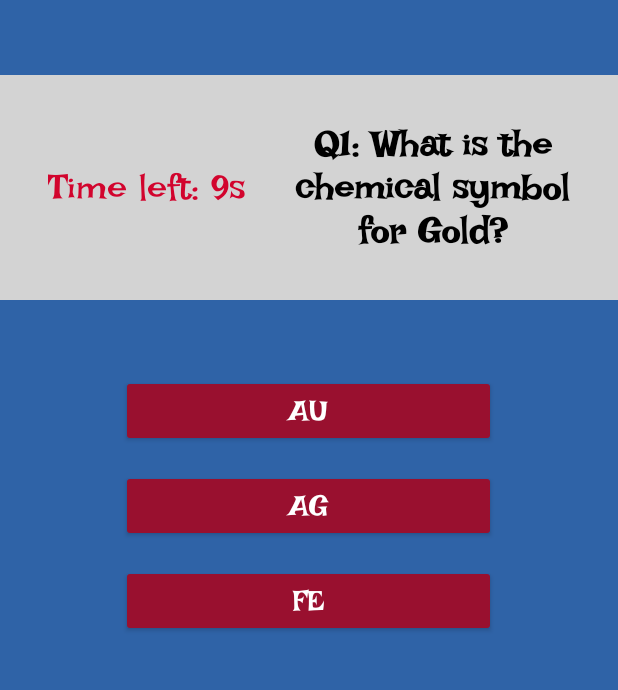
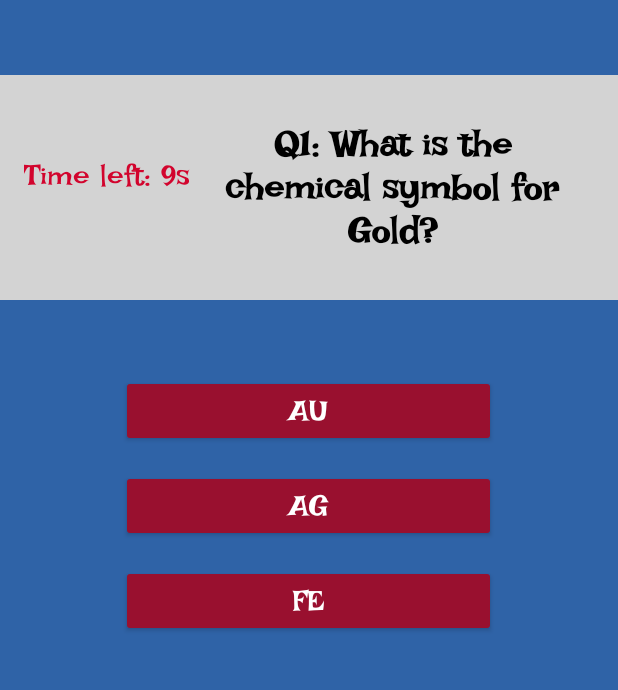
Before and after one commit to anurag-joshi11/quiz, an Android app built with Jetpack Compose: the QuizActivity screen opened directly, with no data from a screen before it, on a phone screen of 412 x 824 dp, the part 87-777 px from its top. Run offline under Robolectric (Android 15) with nearby library versions, the phone set to English and light mode, and no system bars.

Commit message:
Update activity_questions_array.xml

```diff
--- a/app/src/main/res/layout/activity_questions_array.xml
+++ b/app/src/main/res/layout/activity_questions_array.xml
@@ -29,22 +29,25 @@
         android:gravity="center"
         android:padding="16dp">
 
+
         <TextView
             android:id="@+id/tvTimer"
             android:layout_width="wrap_content"
             android:layout_height="wrap_content"
-            android:text=""
-            android:textSize="24sp"
+            android:layout_gravity="center"
+            android:paddingBottom="16dp"
+            android:text="test"
             android:textColor="@color/red"
-            android:padding="16dp"/>
+            android:textSize="20sp" />
 
         <TextView
             android:id="@+id/tvQuestion"
-            android:layout_width="wrap_content"
+            android:layout_width="match_parent"
             android:layout_height="wrap_content"
             android:fontFamily="@font/irish_grover"
             android:gravity="center"
-            android:text=""
+            android:padding="10dp"
+            android:text="question"
             android:textColor="@color/black"
             android:textSize="24sp"
             android:textStyle="bold" />
```
